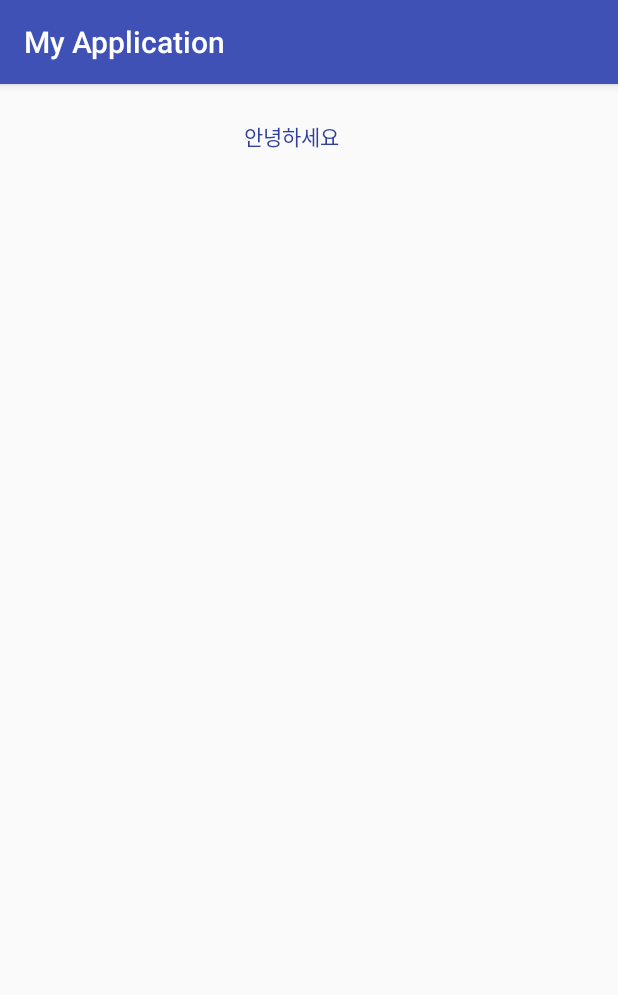
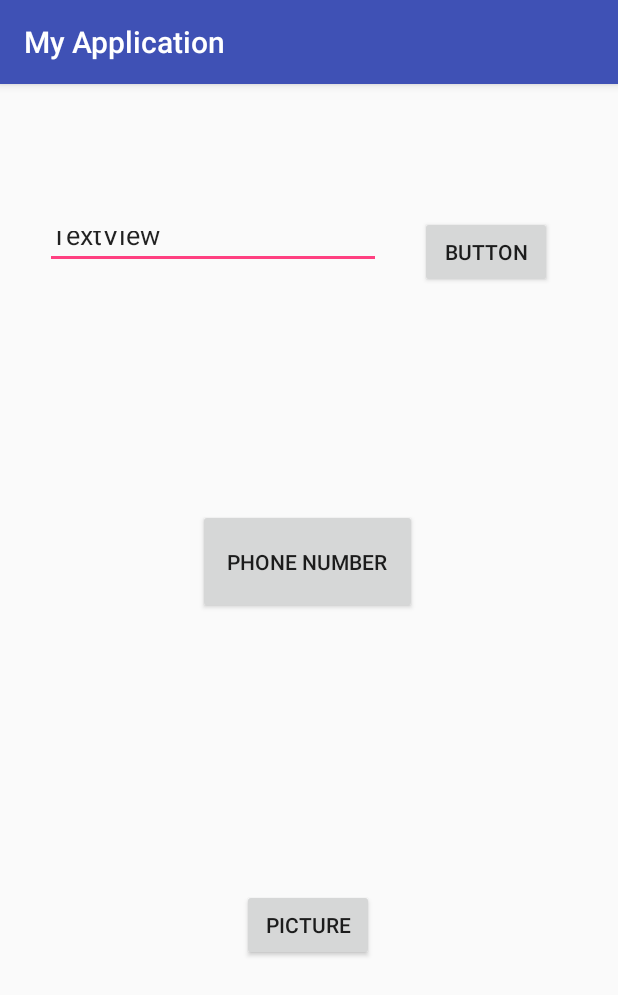
Before and after one commit to jaeyoung0909/CS496_project1, an Android app: the screen it shows after launch (MainActivity), on a phone screen of 412 x 824 dp. Shown: the top 995 px of the screen. Run offline under Robolectric (Android 15) with nearby library versions, the phone set to English and light mode, and no system bars.

Commit message:
add jaeyoung's a, b, c tab

```diff
--- a/ThreeTab/app/src/main/res/layout/activity_main.xml
+++ b/ThreeTab/app/src/main/res/layout/activity_main.xml
@@ -6,16 +6,60 @@
     android:layout_height="match_parent"
     tools:context="com.example.user.myapplication.MainActivity">
 
-    <TextView
+    <Button
+        android:id="@+id/button"
         android:layout_width="wrap_content"
         android:layout_height="wrap_content"
-        android:text="안녕하세요"
-        android:textColor="@color/colorPrimaryDark"
-        app:layout_constraintBottom_toBottomOf="parent"
-        app:layout_constraintHorizontal_bias="0.467"
+        android:layout_marginEnd="44dp"
+        android:layout_marginRight="16dp"
+        android:layout_marginTop="88dp"
+        android:onClick="sendMessage"
+        android:text="Button"
+        app:layout_constraintEnd_toEndOf="parent"
+        app:layout_constraintRight_toRightOf="parent"
+        app:layout_constraintTop_toTopOf="parent" />
+
+    <EditText
+        android:id="@+id/textView"
+        android:layout_width="224dp"
+        android:layout_height="35dp"
+        android:layout_marginEnd="8dp"
+        android:layout_marginStart="8dp"
+        android:layout_marginTop="88dp"
+        android:text="TextView"
+        app:layout_constraintEnd_toStartOf="@+id/button"
+        app:layout_constraintHorizontal_bias="0.548"
+        app:layout_constraintStart_toStartOf="parent"
+        app:layout_constraintTop_toTopOf="parent" />
+
+    <Button
+        android:id="@+id/button2"
+        android:layout_width="146dp"
+        android:layout_height="70dp"
+        android:layout_marginTop="160dp"
+        android:onClick="Button_number"
+        android:text="phone number"
+        app:layout_constraintEnd_toEndOf="parent"
+        app:layout_constraintHorizontal_bias="0.497"
         app:layout_constraintLeft_toLeftOf="parent"
         app:layout_constraintRight_toRightOf="parent"
-        app:layout_constraintTop_toTopOf="parent"
-        app:layout_constraintVertical_bias="0.032" />
+        app:layout_constraintStart_toStartOf="parent"
+        app:layout_constraintTop_toBottomOf="@+id/textView" />
+
+    <Button
+        android:id="@+id/button3"
+        android:layout_width="wrap_content"
+        android:layout_height="wrap_content"
+        android:layout_marginBottom="8dp"
+        android:layout_marginTop="8dp"
+        android:onClick="Button_picture"
+        android:text="picture"
+        app:layout_constraintBottom_toBottomOf="parent"
+        app:layout_constraintEnd_toEndOf="parent"
+        app:layout_constraintHorizontal_bias="0.498"
+        app:layout_constraintLeft_toLeftOf="parent"
+        app:layout_constraintRight_toRightOf="parent"
+        app:layout_constraintStart_toStartOf="parent"
+        app:layout_constraintTop_toBottomOf="@+id/button2" />
 
 </android.support.constraint.ConstraintLayout>
```
Also changed, not shown: ThreeTab/app/src/main/AndroidManifest.xml (+14 -0 lines), ThreeTab/app/src/main/java/com/example/user/myapplication/DisplayMessageActivity.java (added, +21 -0 lines), ThreeTab/app/src/main/java/com/example/user/myapplication/MainActivity.java (+26 -1 lines), ThreeTab/app/src/main/java/com/example/user/myapplication/PhoneNumber.java (added, +13 -0 lines), ThreeTab/app/src/main/java/com/example/user/myapplication/Picture.java (added, +13 -0 lines), ThreeTab/app/src/main/res/layout/activity_display_message.xml (added, +19 -0 lines), ThreeTab/app/src/main/res/layout/activity_phone_number.xml (added, +9 -0 lines), ThreeTab/app/src/main/res/layout/activity_picture.xml (added, +9 -0 lines).
